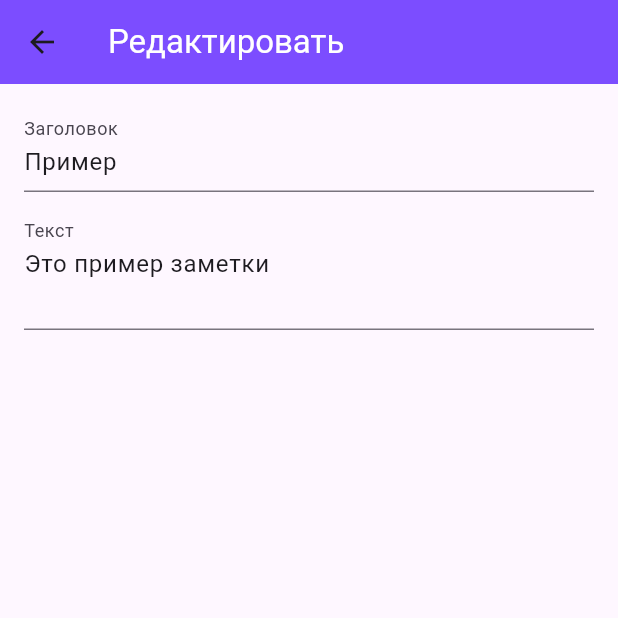
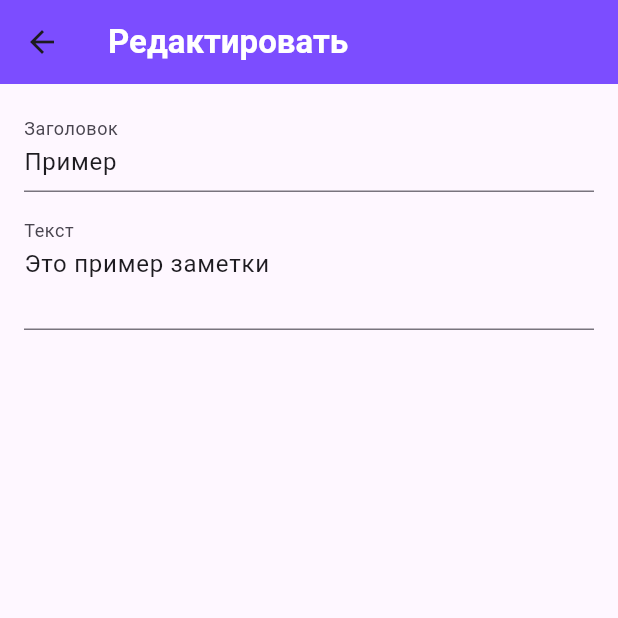
Before and after one commit to Kirus1930/PKS_Task_5, a Flutter app: the screen it shows after launch, after a tap on "Пример", on a phone screen of 412 x 824 dp, the top half of it. Run offline on Flutter 3.47's test engine with Material 3 defaults, Android fonts, the phone set to English and light mode, and no system bars.

Commit message:
Update edit_note_page.dart

```diff
--- a/flutter_simple_notes_eremin/lib/edit_note_page.dart
+++ b/flutter_simple_notes_eremin/lib/edit_note_page.dart
@@ -36,7 +36,7 @@ class _EditNotePageState extends State<EditNotePage> {
       appBar: AppBar(
         title: Text(
           isEdit ? 'Редактировать' : 'Новая заметка',
-          style: TextStyle(color: Colors.white),
+          style: TextStyle(color: Colors.white, fontWeight: FontWeight.w600),
         ),
         backgroundColor: Colors.deepPurpleAccent,
       ),
```
